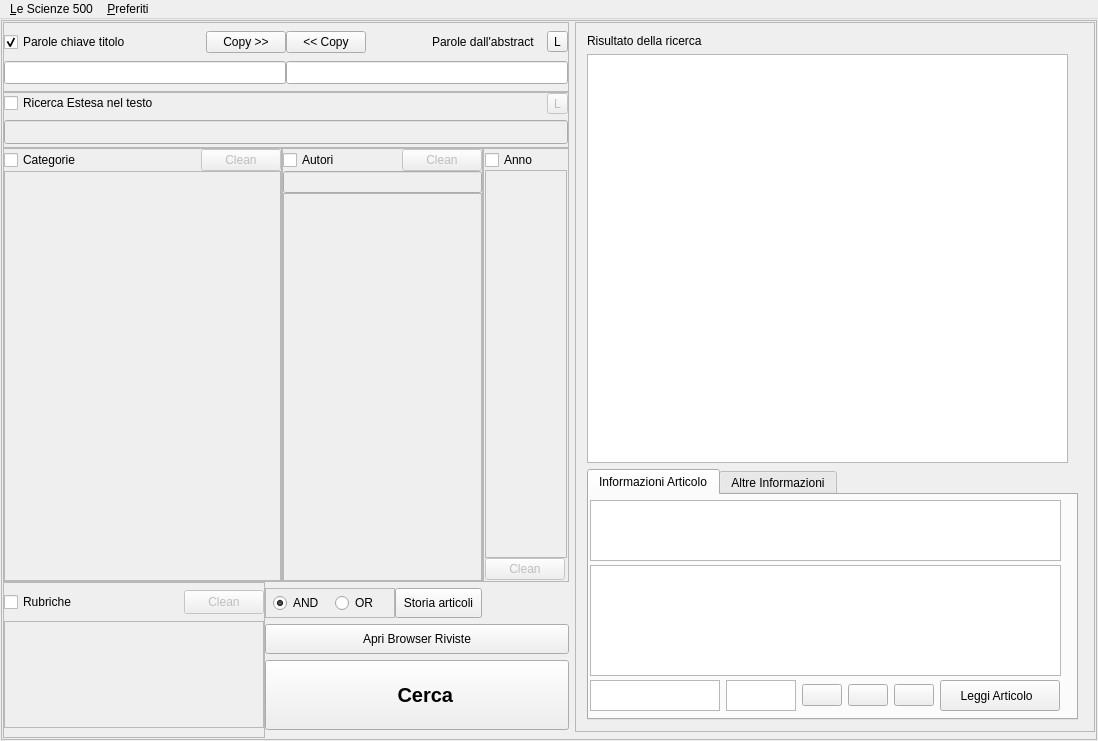
This is lescienze500/src/lescienze500.ui in simon-r/LeScienze500 as Qt 5 draws it before an edit. The edited form follows.
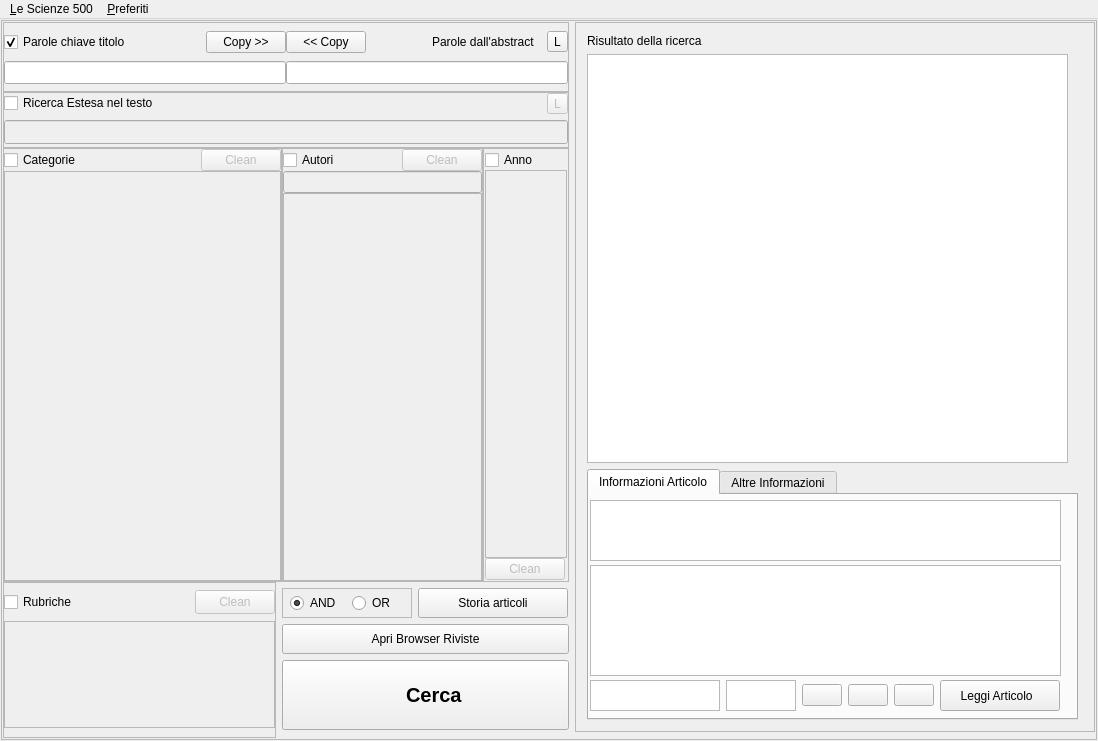
This is the edited form. Icons and pictures are not drawn.

Commit message: ven 10 dic 2010, 19.22.24, CET

What changed in the file:
```diff
--- a/lescienze500/src/lescienze500.ui
+++ b/lescienze500/src/lescienze500.ui
@@ -1114,9 +1114,6 @@
               <enum>QFrame::Plain</enum>
              </property>
              <layout class="QHBoxLayout" name="horizontalLayout_2">
-              <property name="spacing">
-               <number>0</number>
-              </property>
               <property name="sizeConstraint">
                <enum>QLayout::SetNoConstraint</enum>
               </property>
@@ -1127,13 +1124,13 @@
                <widget class="QFrame" name="FrameRubriche">
                 <property name="minimumSize">
                  <size>
-                  <width>160</width>
+                  <width>200</width>
                   <height>137</height>
                  </size>
                 </property>
                 <property name="maximumSize">
                  <size>
-                  <width>262</width>
+                  <width>300</width>
                   <height>16777215</height>
                  </size>
                 </property>
@@ -1221,7 +1218,7 @@
                <widget class="QFrame" name="frame_4">
                 <property name="minimumSize">
                  <size>
-                  <width>260</width>
+                  <width>287</width>
                   <height>137</height>
                  </size>
                 </property>
@@ -1238,77 +1235,7 @@
                  <property name="spacing">
                   <number>0</number>
                  </property>
-                 <item row="2" column="0">
-                  <widget class="QFrame" name="AND_OR_Frame">
-                   <property name="enabled">
-                    <bool>true</bool>
-                   </property>
-                   <property name="minimumSize">
-                    <size>
-                     <width>130</width>
-                     <height>30</height>
-                    </size>
-                   </property>
-                   <property name="maximumSize">
-                    <size>
-                     <width>16777215</width>
-                     <height>50</height>
-                    </size>
-                   </property>
-                   <property name="toolTip">
-                    <string>&lt;!DOCTYPE HTML PUBLIC &quot;-//W3C//DTD HTML 4.0//EN&quot; &quot;http://www.w3.org/TR/REC-html40/strict.dtd&quot;&gt;
-&lt;html&gt;&lt;head&gt;&lt;meta name=&quot;qrichtext&quot; content=&quot;1&quot; /&gt;&lt;style type=&quot;text/css&quot;&gt;
-p, li { white-space: pre-wrap; }
-&lt;/style&gt;&lt;/head&gt;&lt;body style=&quot; font-family:'Sans Serif'; font-size:9pt; font-weight:400; font-style:normal;&quot;&gt;
-&lt;p style=&quot; margin-top:0px; margin-bottom:0px; margin-left:0px; margin-right:0px; -qt-block-indent:0; text-indent:0px;&quot;&gt;Selezione&lt;/p&gt;
-&lt;p style=&quot;-qt-paragraph-type:empty; margin-top:0px; margin-bottom:0px; margin-left:0px; margin-right:0px; -qt-block-indent:0; text-indent:0px;&quot;&gt;&lt;/p&gt;
-&lt;p style=&quot; margin-top:0px; margin-bottom:0px; margin-left:0px; margin-right:0px; -qt-block-indent:0; text-indent:0px;&quot;&gt;&lt;span style=&quot; font-weight:600;&quot;&gt;AND&lt;/span&gt; [&lt;span style=&quot; text-decoration: underline;&quot;&gt;consigliato&lt;/span&gt;]: tutte le condizioni di ricerca devono essere soddisfatte.&lt;/p&gt;
-&lt;p style=&quot;-qt-paragraph-type:empty; margin-top:0px; margin-bottom:0px; margin-left:0px; margin-right:0px; -qt-block-indent:0; text-indent:0px;&quot;&gt;&lt;/p&gt;
-&lt;p style=&quot; margin-top:0px; margin-bottom:0px; margin-left:0px; margin-right:0px; -qt-block-indent:0; text-indent:0px;&quot;&gt;&lt;span style=&quot; font-weight:600;&quot;&gt;OR&lt;/span&gt;: almeno una delle condizioni di ricerca deve essere soddisfatta.&lt;/p&gt;&lt;/body&gt;&lt;/html&gt;</string>
-                   </property>
-                   <property name="frameShape">
-                    <enum>QFrame::StyledPanel</enum>
-                   </property>
-                   <property name="frameShadow">
-                    <enum>QFrame::Raised</enum>
-                   </property>
-                   <layout class="QHBoxLayout" name="horizontalLayout_3">
-                    <property name="margin">
-                     <number>1</number>
-                    </property>
-                    <item>
-                     <widget class="QRadioButton" name="AND_Button">
-                      <property name="maximumSize">
-                       <size>
-                        <width>50</width>
-                        <height>50</height>
-                       </size>
-                      </property>
-                      <property name="text">
-                       <string>AND</string>
-                      </property>
-                      <property name="checked">
-                       <bool>true</bool>
-                      </property>
-                     </widget>
-                    </item>
-                    <item>
-                     <widget class="QRadioButton" name="OR_Button">
-                      <property name="maximumSize">
-                       <size>
-                        <width>50</width>
-                        <height>16777215</height>
-                       </size>
-                      </property>
-                      <property name="text">
-                       <string>OR</string>
-                      </property>
-                     </widget>
-                    </item>
-                   </layout>
-                  </widget>
-                 </item>
-                 <item row="5" column="0" colspan="3">
+                 <item row="7" column="0" colspan="3">
                   <widget class="QPushButton" name="Cerca">
                    <property name="enabled">
                     <bool>true</bool>
@@ -1351,7 +1278,7 @@
                    </property>
                   </widget>
                  </item>
-                 <item row="4" column="0" colspan="3">
+                 <item row="5" column="0" colspan="3">
                   <widget class="QPushButton" name="ApriBrowserCopertine">
                    <property name="minimumSize">
                     <size>
@@ -1374,22 +1301,96 @@
                    </property>
                   </widget>
                  </item>
-                 <item row="2" column="1">
-                  <widget class="QPushButton" name="MostraStoria">
-                   <property name="minimumSize">
-                    <size>
-                     <width>0</width>
-                     <height>30</height>
-                    </size>
-                   </property>
-                   <property name="text">
-                    <string>Storia articoli</string>
-                   </property>
-                   <property name="icon">
-                    <iconset resource="crystal.qrc">
-                     <normaloff>:/icons/crystal/view-history.png</normaloff>:/icons/crystal/view-history.png</iconset>
-                   </property>
-                  </widget>
+                 <item row="4" column="0">
+                  <layout class="QHBoxLayout" name="horizontalLayout_6">
+                   <item>
+                    <widget class="QFrame" name="AND_OR_Frame">
+                     <property name="enabled">
+                      <bool>true</bool>
+                     </property>
+                     <property name="minimumSize">
+                      <size>
+                       <width>130</width>
+                       <height>30</height>
+                      </size>
+                     </property>
+                     <property name="maximumSize">
+                      <size>
+                       <width>16777215</width>
+                       <height>30</height>
+                      </size>
+                     </property>
+                     <property name="toolTip">
+                      <string>&lt;!DOCTYPE HTML PUBLIC &quot;-//W3C//DTD HTML 4.0//EN&quot; &quot;http://www.w3.org/TR/REC-html40/strict.dtd&quot;&gt;
+&lt;html&gt;&lt;head&gt;&lt;meta name=&quot;qrichtext&quot; content=&quot;1&quot; /&gt;&lt;style type=&quot;text/css&quot;&gt;
+p, li { white-space: pre-wrap; }
+&lt;/style&gt;&lt;/head&gt;&lt;body style=&quot; font-family:'Sans Serif'; font-size:9pt; font-weight:400; font-style:normal;&quot;&gt;
+&lt;p style=&quot; margin-top:0px; margin-bottom:0px; margin-left:0px; margin-right:0px; -qt-block-indent:0; text-indent:0px;&quot;&gt;Selezione&lt;/p&gt;
+&lt;p style=&quot;-qt-paragraph-type:empty; margin-top:0px; margin-bottom:0px; margin-left:0px; margin-right:0px; -qt-block-indent:0; text-indent:0px;&quot;&gt;&lt;/p&gt;
+&lt;p style=&quot; margin-top:0px; margin-bottom:0px; margin-left:0px; margin-right:0px; -qt-block-indent:0; text-indent:0px;&quot;&gt;&lt;span style=&quot; font-weight:600;&quot;&gt;AND&lt;/span&gt; [&lt;span style=&quot; text-decoration: underline;&quot;&gt;consigliato&lt;/span&gt;]: tutte le condizioni di ricerca devono essere soddisfatte.&lt;/p&gt;
+&lt;p style=&quot;-qt-paragraph-type:empty; margin-top:0px; margin-bottom:0px; margin-left:0px; margin-right:0px; -qt-block-indent:0; text-indent:0px;&quot;&gt;&lt;/p&gt;
+&lt;p style=&quot; margin-top:0px; margin-bottom:0px; margin-left:0px; margin-right:0px; -qt-block-indent:0; text-indent:0px;&quot;&gt;&lt;span style=&quot; font-weight:600;&quot;&gt;OR&lt;/span&gt;: almeno una delle condizioni di ricerca deve essere soddisfatta.&lt;/p&gt;&lt;/body&gt;&lt;/html&gt;</string>
+                     </property>
+                     <property name="frameShape">
+                      <enum>QFrame::StyledPanel</enum>
+                     </property>
+                     <property name="frameShadow">
+                      <enum>QFrame::Raised</enum>
+                     </property>
+                     <layout class="QHBoxLayout" name="horizontalLayout_3">
+                      <property name="margin">
+                       <number>1</number>
+                      </property>
+                      <item>
+                       <widget class="QRadioButton" name="AND_Button">
+                        <property name="maximumSize">
+                         <size>
+                          <width>50</width>
+                          <height>50</height>
+                         </size>
+                        </property>
+                        <property name="text">
+                         <string>AND</string>
+                        </property>
+                        <property name="checked">
+                         <bool>true</bool>
+                        </property>
+                       </widget>
+                      </item>
+                      <item>
+                       <widget class="QRadioButton" name="OR_Button">
+                        <property name="maximumSize">
+                         <size>
+                          <width>50</width>
+                          <height>16777215</height>
+                         </size>
+                        </property>
+                        <property name="text">
+                         <string>OR</string>
+                        </property>
+                       </widget>
+                      </item>
+                     </layout>
+                    </widget>
+                   </item>
+                   <item>
+                    <widget class="QPushButton" name="MostraStoria">
+                     <property name="minimumSize">
+                      <size>
+                       <width>150</width>
+                       <height>30</height>
+                      </size>
+                     </property>
+                     <property name="text">
+                      <string>Storia articoli</string>
+                     </property>
+                     <property name="icon">
+                      <iconset resource="crystal.qrc">
+                       <normaloff>:/icons/crystal/view-history.png</normaloff>:/icons/crystal/view-history.png</iconset>
+                     </property>
+                    </widget>
+                   </item>
+                  </layout>
                  </item>
                 </layout>
                </widget>
```
The commit also changes 1 other file.
